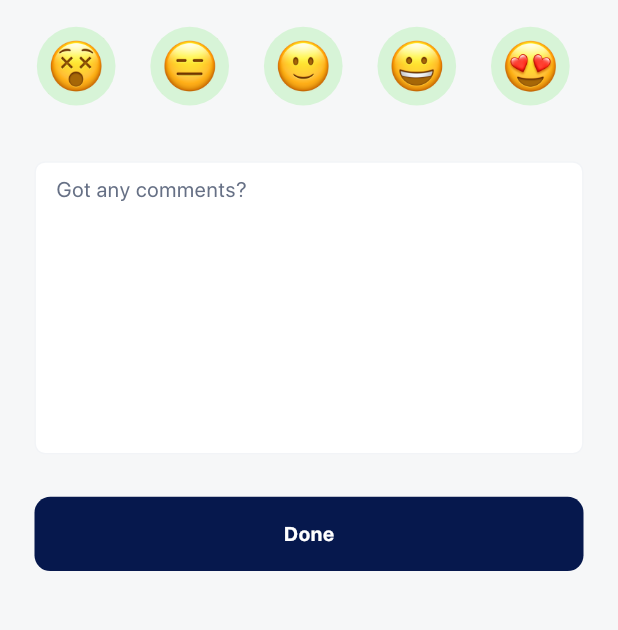
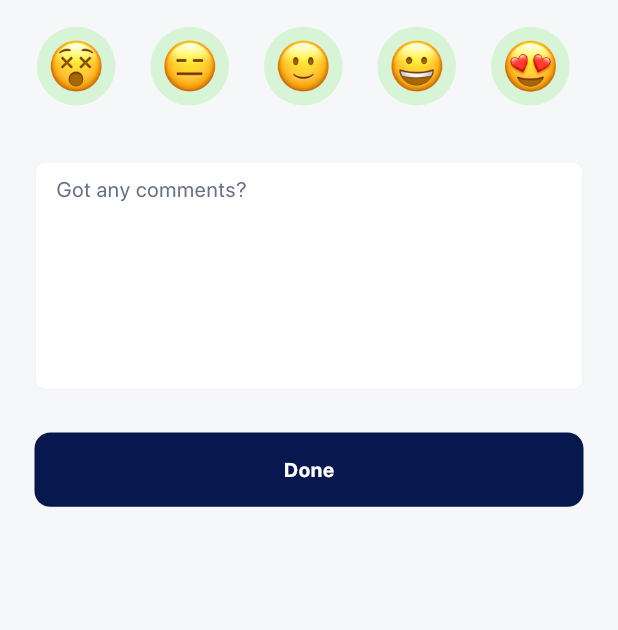
Before and after one commit to Damoscky/verifysafe-mobile, a Flutter app: the RateApp screen opened directly, on a phone screen of 412 x 824 dp, the part 171-801 px from its top. Run offline on Flutter 3.47's test engine with Material 3 defaults, Android fonts, the phone set to English and light mode, and no system bars; our stand-ins replace animate_do, another_flushbar, cached_network_image, card_swiper, dio, file_picker and 22 more; missing offline and left inert: image_gallery_saver_plus, local_auth_android, local_auth_darwin, webview_flutter_android, webview_flutter_wkwebview; accounts and stored records are empty; project files that could hold a hidden picture were left out.

Commit message:
minor UI mods

```diff
--- a/lib/core/constants/color_path.dart
+++ b/lib/core/constants/color_path.dart
@@ -55,6 +55,7 @@ class ColorPath {
   static const bermudaGreen = Color(0xff77D5C7);
   static const fiordGrey = Color(0xff475467);
   static const fairPink = Color(0xffFFEEEC);
+  static const nevadaGrey = Color(0xff666E7A);
 
 
 
--- a/lib/core/constants/named_routes.dart
+++ b/lib/core/constants/named_routes.dart
@@ -39,6 +39,9 @@ class NamedRoutes {
   static const viewWorker = '/viewWorker';
   static const viewWorkHistory = '/viewWorkHistory';
 
+  //search
+  static const search = '/search';
+
 
   //billing
   static const billType = '/billType';
--- a/lib/ui/pages/authentication/login.dart
+++ b/lib/ui/pages/authentication/login.dart
@@ -11,15 +11,18 @@ import 'package:verifysafe/ui/pages/authentication/onboarding/sign_up_successful
 import 'package:verifysafe/ui/pages/authentication/onboarding/worker/work_history.dart';
 import 'package:verifysafe/ui/pages/bottom_nav.dart';
 import 'package:verifysafe/ui/widgets/authentication/terms.dart';
+import 'package:verifysafe/ui/widgets/bottom_sheets/rate_user.dart';
 import 'package:verifysafe/ui/widgets/custom_appbar.dart';
 import 'package:verifysafe/ui/widgets/custom_svg.dart';
 import 'package:verifysafe/ui/widgets/screen_title.dart';
 import '../../../core/constants/app_asset.dart';
 import '../../../core/constants/color_path.dart';
 import '../../../core/utilities/validator.dart';
+import '../../widgets/bottom_sheets/base_bottom_sheet.dart';
 import '../../widgets/clickable.dart';
 import '../../widgets/custom_button.dart';
 import '../../widgets/custom_text_field.dart';
+import '../search.dart';
 
 class Login extends StatefulWidget {
   const Login({super.key});
@@ -117,7 +120,7 @@ class _LoginState extends State<Login> {
                         child: CustomButton(
                             buttonText: 'Log in',
                             onPressed: (){
-                              pushNavigation(context: context, widget: BottomNav(), routeName: NamedRoutes.bottomNav);
+                             pushNavigation(context: context, widget: BottomNav(), routeName: NamedRoutes.bottomNav);
                             }
                         ),
                       ),
--- a/lib/ui/pages/profile/settings/rate_app.dart
+++ b/lib/ui/pages/profile/settings/rate_app.dart
@@ -40,8 +40,8 @@ class RateApp extends StatelessWidget {
           ),
           SizedBox(height: 16.h),
           CustomTextField(
-            height: 250.h,
-            maxLines: 10,
+            useDefaultHeight: false,
+            maxLines: 7,
             hintText: "Got any comments?",
           ),
           SizedBox(height: 32.h),
--- a/lib/ui/widgets/custom_drop_down.dart
+++ b/lib/ui/widgets/custom_drop_down.dart
@@ -24,6 +24,7 @@ class CustomDropdown extends StatefulWidget {
   final bool isCompulsory;
   final FocusNode? focusPointer;
   final bool showLabel;
+  final Color? fillColor;
 
   const CustomDropdown({
     super.key,
@@ -44,6 +45,7 @@ class CustomDropdown extends StatefulWidget {
     this.isCompulsory = false,
     this.focusPointer,
     this.showLabel = true,
+    this.fillColor
   });
 
   @override
@@ -88,7 +90,7 @@ class _CustomDropdownState extends State<CustomDropdown> {
           height: 56.h,
           width: double.infinity,
           decoration: BoxDecoration(
-            color: colorScheme.textFieldFillColor,
+            color: widget.fillColor ?? colorScheme.textFieldFillColor,
             border: Border.all(
                 color: _errorText != null ? ColorPath.redOrange
                     : colorScheme.textFieldBorder,
```
